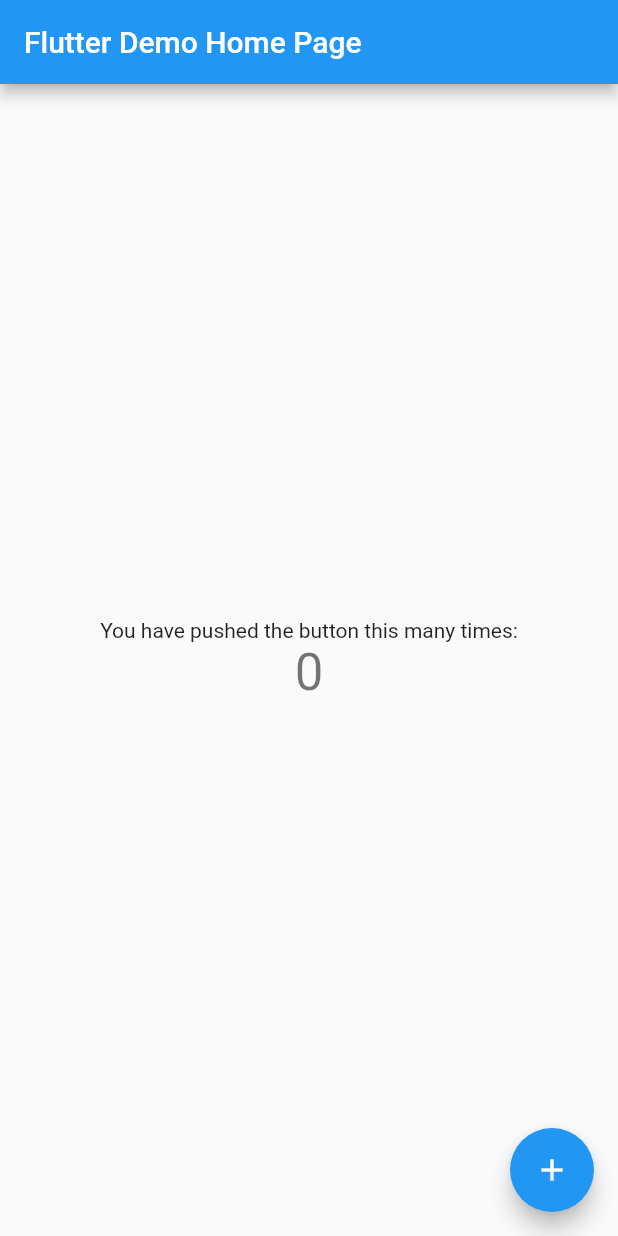
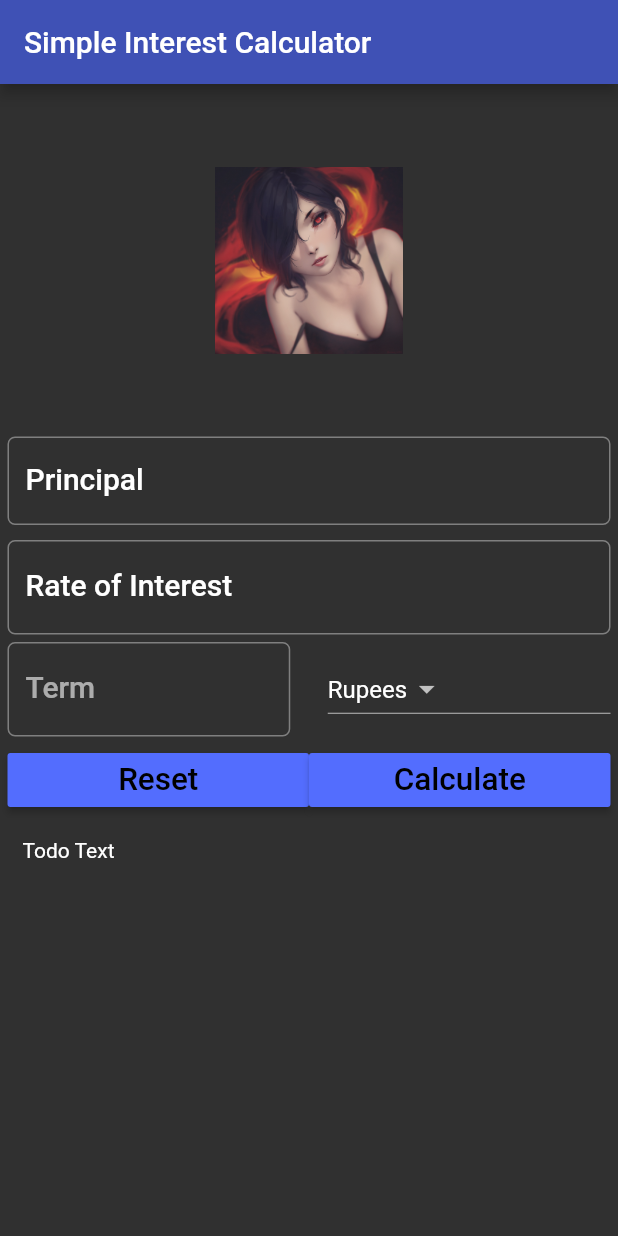
Before and after one commit to rac-sri/SimpleINterest-Calculator, a Flutter app: the screen it shows after launch, on a phone screen of 412 x 824 dp. Run offline on Flutter 3.47's test engine with Material 2 defaults, Android fonts, the phone set to English and light mode, and no system bars.

Commit message:
needed to backup

```diff
--- a/lib/main.dart
+++ b/lib/main.dart
@@ -1,111 +1,165 @@
-import 'package:flutter/material.dart';
+import "package:flutter/material.dart";
 
-void main() => runApp(MyApp());
+void main () {
+  runApp(
+    MaterialApp(
+      debugShowCheckedModeBanner: false,
+      title: "Simple Interest Calculator App",
+      theme: ThemeData(
+        brightness: Brightness.dark,
+        primaryColor: Colors.indigo,
+        accentColor: Colors.indigoAccent
+      ),
+      home: SIForm(),
+    )
+  );
+}
 
-class MyApp extends StatelessWidget {
-  // This widget is the root of your application.
+class SIForm extends StatefulWidget{
   @override
-  Widget build(BuildContext context) {
-    return MaterialApp(
-      title: 'Flutter Demo',
-      theme: ThemeData(
-        // This is the theme of your application.
-        //
-        // Try running your application with "flutter run". You'll see the
-        // application has a blue toolbar. Then, without quitting the app, try
-        // changing the primarySwatch below to Colors.green and then invoke
-        // "hot reload" (press "r" in the console where you ran "flutter run",
-        // or simply save your changes to "hot reload" in a Flutter IDE).
-        // Notice that the counter didn't reset back to zero; the application
-        // is not restarted.
-        primarySwatch: Colors.blue,
-      ),
-      home: MyHomePage(title: 'Flutter Demo Home Page'),
-    );
+  State<StatefulWidget> createState() {
+    // TODO: implement createState
+    return _SIFormState();
   }
 }
 
-class MyHomePage extends StatefulWidget {
-  MyHomePage({Key key, this.title}) : super(key: key);
+class _SIFormState extends State<SIForm> {
+  var _currencies = ['Rupees' , 'Dollars', 'Pounds'];
+  final _minimumPadding = 5.0;
+  @override
+  Widget build(BuildContext context) {
 
-  // This widget is the home page of your application. It is stateful, meaning
-  // that it has a State object (defined below) that contains fields that affect
-  // how it looks.
+    TextStyle textstyle = Theme.of(context).textTheme.title;
+    // TODO: implement build
+    return Scaffold(
+      //resizeToAvoidBottomInset: false,
+      appBar: AppBar(
+        title:Text('Simple Interest Calculator'),
+      ),
+      body:
+        Container(
+        margin: EdgeInsets.all(_minimumPadding),
+        child : ListView(
+        children:<Widget>[
+            getImageAsset(),
+         Padding(
 
-  // This class is the configuration for the state. It holds the values (in this
-  // case the title) provided by the parent (in this case the App widget) and
-  // used by the build method of the State. Fields in a Widget subclass are
-  // always marked "final".
+           padding: EdgeInsets.only(top: _minimumPadding , bottom: _minimumPadding),
+             child: TextField(
+            keyboardType: TextInputType.number,
+            decoration: InputDecoration(
+              labelText: 'Principal',
+              hintText: 'Enter Principal e.g. 12000',
+              labelStyle: textstyle,
+              border: OutlineInputBorder(
+                borderRadius: BorderRadius.circular(5.0)
+              )
+            ),
+          ),
+         ),
+          Padding(
+            padding: EdgeInsets.only(top: _minimumPadding , bottom: _minimumPadding),
+            child:
+          TextField(
+            style : textstyle,
+          keyboardType: TextInputType.number,
+          decoration: InputDecoration(
+              labelText: 'Rate of Interest',
+              hintText: 'In percent',
+              labelStyle: textstyle,
+              border: OutlineInputBorder(
+                  borderRadius: BorderRadius.circular(5.0)
+              )
+          ),
+        ),
+          ),
 
-  final String title;
+        Row(
+          children: <Widget>[
+        Expanded(
 
-  @override
-  _MyHomePageState createState() => _MyHomePageState();
-}
+        child:
+        TextField(
+          style : textstyle,
+        keyboardType: TextInputType.number,
+          decoration: InputDecoration(
+              labelText: 'Term',
+              hintText: 'Time in Years',
+              border: OutlineInputBorder(
+                  borderRadius: BorderRadius.circular(5.0)
+              )
+          ),
+        ),
 
-class _MyHomePageState extends State<MyHomePage> {
-  int _counter = 0;
+        ),
 
-  void _incrementCounter() {
-    setState(() {
-      // This call to setState tells the Flutter framework that something has
-      // changed in this State, which causes it to rerun the build method below
-      // so that the display can reflect the updated values. If we changed
-      // _counter without calling setState(), then the build method would not be
-      // called again, and so nothing would appear to happen.
-      _counter++;
-    });
+      Container(width: _minimumPadding*5),
+      Expanded(
+        child:DropdownButton<String>(
+          items: _currencies.map((String value){
+            return DropdownMenuItem<String>(
+              value: value,
+              child : Text(value),
+            );
+          }).toList(),
+
+          value: 'Rupees',
+          onChanged: (String newValueSelected){
+
+          },
+        )
+      )
+
+    ]
+       ),
+      Padding(
+        padding: EdgeInsets.only(bottom: _minimumPadding , top: _minimumPadding),
+        child:Row(children: <Widget>[
+        Expanded(
+
+          child: RaisedButton(
+              color: Theme.of(context).accentColor,
+              textColor: Theme.of(context).primaryColorDark,
+            child: Text('Reset',textScaleFactor: 1.5),
+            onPressed: (){
+
+            }
+          )
+        ),
+          Expanded(
+              child: RaisedButton(
+                color: Theme.of(context).accentColor,
+                  textColor: Theme.of(context).primaryColorDark,
+                  child: Text('Calculate', textScaleFactor: 1.5,),
+                  onPressed: (){
+
+                  }
+              )
+          ),
+
+
+      ],
+        ),
+
+      ),
+          Padding(
+            padding: EdgeInsets.all(_minimumPadding*2),
+            child: Text('Todo Text'),
+          )
+
+
+    ]
+          ),
+        ),
+        );
   }
 
-  @override
-  Widget build(BuildContext context) {
-    // This method is rerun every time setState is called, for instance as done
-    // by the _incrementCounter method above.
-    //
-    // The Flutter framework has been optimized to make rerunning build methods
-    // fast, so that you can just rebuild anything that needs updating rather
-    // than having to individually change instances of widgets.
-    return Scaffold(
-      appBar: AppBar(
-        // Here we take the value from the MyHomePage object that was created by
-        // the App.build method, and use it to set our appbar title.
-        title: Text(widget.title),
-      ),
-      body: Center(
-        // Center is a layout widget. It takes a single child and positions it
-        // in the middle of the parent.
-        child: Column(
-          // Column is also layout widget. It takes a list of children and
-          // arranges them vertically. By default, it sizes itself to fit its
-          // children horizontally, and tries to be as tall as its parent.
-          //
-          // Invoke "debug painting" (press "p" in the console, choose the
-          // "Toggle Debug Paint" action from the Flutter Inspector in Android
-          // Studio, or the "Toggle Debug Paint" command in Visual Studio Code)
-          // to see the wireframe for each widget.
-          //
-          // Column has various properties to control how it sizes itself and
-          // how it positions its children. Here we use mainAxisAlignment to
-          // center the children vertically; the main axis here is the vertical
-          // axis because Columns are vertical (the cross axis would be
-          // horizontal).
-          mainAxisAlignment: MainAxisAlignment.center,
-          children: <Widget>[
-            Text(
-              'You have pushed the button this many times:',
-            ),
-            Text(
-              '$_counter',
-              style: Theme.of(context).textTheme.display1,
-            ),
-          ],
-        ),
-      ),
-      floatingActionButton: FloatingActionButton(
-        onPressed: _incrementCounter,
-        tooltip: 'Increment',
-        child: Icon(Icons.add),
-      ), // This trailing comma makes auto-formatting nicer for build methods.
-    );
+  Widget getImageAsset()
+  {
+    AssetImage assetImage= AssetImage('images/kirishima_touka_by_miura_n315_dd4rdg7.jpg');
+    Image image = Image(image : assetImage , width: 125.0 , height: 125.0);
+
+    return Container(child: image , margin:EdgeInsets.all(50.0));
   }
+
 }
--- a/pubspec.yaml
+++ b/pubspec.yaml
@@ -41,8 +41,8 @@ flutter:
   uses-material-design: true
 
   # To add assets to your application, add an assets section, like this:
-  # assets:
-  #  - images/a_dot_burr.jpeg
+  assets:
+    - images/kirishima_touka_by_miura_n315_dd4rdg7.jpg
   #  - images/a_dot_ham.jpeg
 
   # An image asset can refer to one or more resolution-specific "variants", see
```
Also changed, not shown: images/kirishima_touka_by_miura_n315_dd4rdg7.jpg (added).
